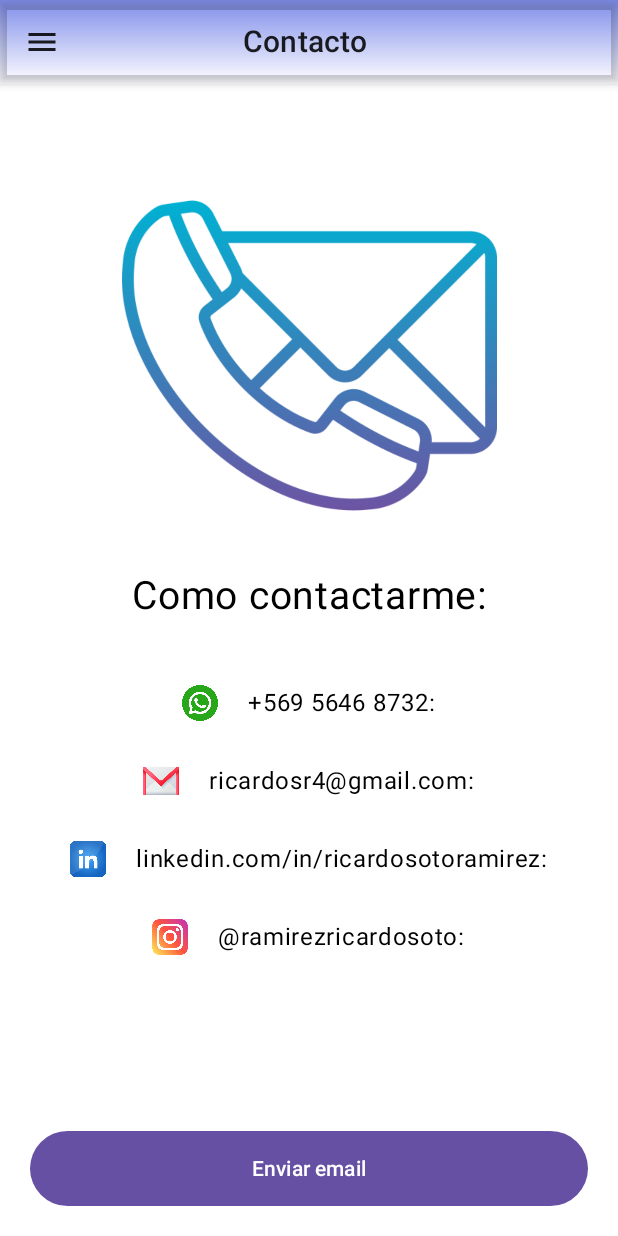
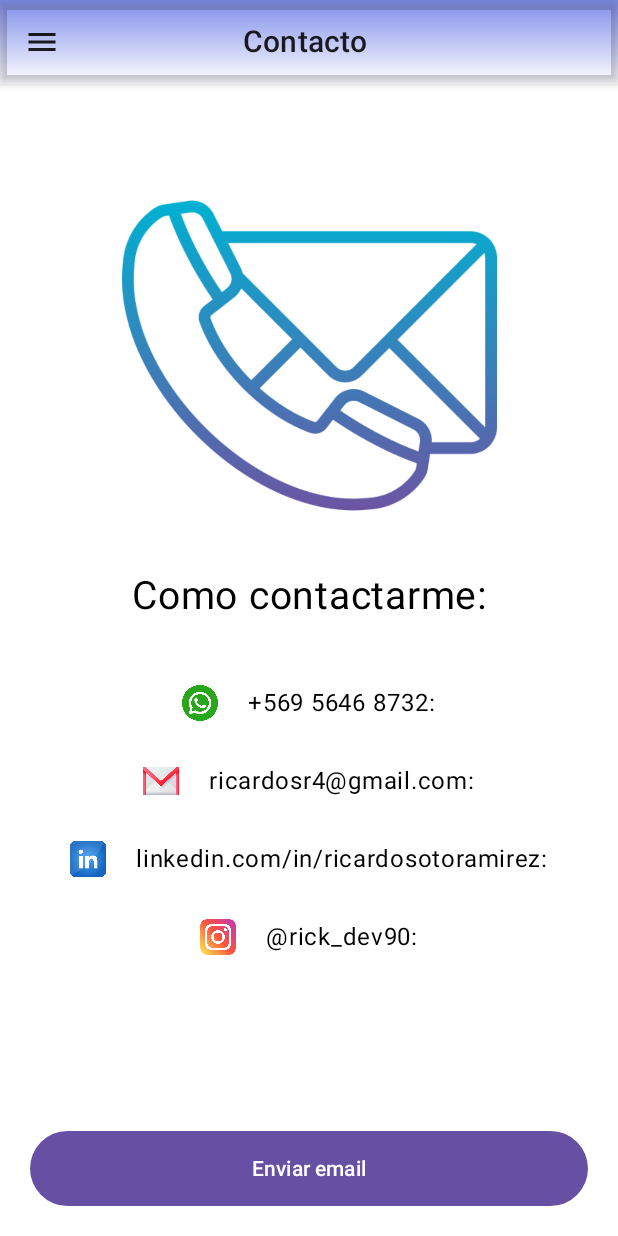
Before and after one commit to ricardosr4/MyProfileCompose, an Android app built with Jetpack Compose: the ContactScreen screen opened through its navigation route, on a phone screen of 412 x 824 dp. Run offline under Robolectric (Android 15) with nearby library versions, the phone set to English and light mode, and no system bars.

Commit message:
updates app version 1.0

```diff
--- a/app/src/main/AndroidManifest.xml
+++ b/app/src/main/AndroidManifest.xml
@@ -16,7 +16,8 @@
         <activity
             android:name=".MainActivity"
             android:exported="true"
-            android:theme="@style/Theme.MyProfileCompose">
+            android:theme="@style/Theme.MyProfileCompose"
+            android:screenOrientation="portrait">
             <intent-filter>
                 <action android:name="android.intent.action.MAIN" />
 
--- /dev/null
+++ b/app/src/main/java/com/example/myprofilecompose/ui/home/state/HomeState.kt
@@ -0,0 +1,6 @@
+package com.example.myprofilecompose.ui.home.state
+
+sealed class HomeState{
+    data class OpenLink(val url: String) : HomeState()
+    data class NavigateTo(val route: String, val title: String) : HomeState()
+}
--- a/app/src/main/java/com/example/myprofilecompose/ui/navigationdrawer/presenter/Drawer.kt
+++ b/app/src/main/java/com/example/myprofilecompose/ui/navigationdrawer/presenter/Drawer.kt
@@ -52,7 +52,7 @@ fun DrawerHeader() {
                     color = Color.Black
                 )
                 Text(
-                    text = stringResource(R.string.ricardo_soto),
+                    text = stringResource(R.string.ricardo_soto_ramirez),
                     fontSize = 16.sp,
                     color = Color.Gray
                 )
--- a/app/src/main/java/com/example/myprofilecompose/ui/projects/presenter/ProjectsScreen.kt
+++ b/app/src/main/java/com/example/myprofilecompose/ui/projects/presenter/ProjectsScreen.kt
@@ -139,6 +139,7 @@ fun getProjectCompose(): List<GalleryModel> {
         GalleryModel(" Compose", R.drawable.profile_compose),
         GalleryModel(" Compose", R.drawable.recover_password_compose),
         GalleryModel("Compose", R.drawable.img_contact_compose),
+        GalleryModel("Compose", R.drawable.img_home_over_time_compose),
         GalleryModel(" Compose", R.drawable.img_drawer_compose),
         GalleryModel(" Compose", R.drawable.img_recycler_compose),
         GalleryModel(" Compose", R.drawable.img_api_dbz_compose),
--- a/app/src/main/res/values/strings.xml
+++ b/app/src/main/res/values/strings.xml
@@ -12,7 +12,7 @@ Soy un desarrollador apasionado con experiencia en el desarrollo de aplicaciones
     <string name="whatsapp_number">+569 5646 8732:</string>
     <string name="my_gmail">ricardosr4@gmail.com:</string>
     <string name="my_linkedin">linkedin.com/in/ricardosotoramirez:</string>
-    <string name="my_instagram">"@ramirezricardosoto":</string>
+    <string name="my_instagram">"@rick_dev90":</string>
     <string name="email">ricardosr4@gmail.com:</string>
     <string name="linkedin">Linkedin:</string>
     <string name="instagram">Instagram:</string>
@@ -38,7 +38,7 @@ Soy un desarrollador apasionado con experiencia en el desarrollo de aplicaciones
     <string name="email_consult_my_app">Consulta desde mi aplicación</string>
     <string name="email_chosser_title">Elige un cliente de correo</string>
     <string name="android_develop">Desarrollador Android</string>
-    <string name="ricardo_soto">Ricardo Soto</string>
+    <string name="ricardo_soto_ramirez">Ricardo Soto Ramirez</string>
     <string name="projects_xml">Proyectos en xml</string>
     <string name="projects_compose">Proyectos en Compose</string>
     <string name="error_al_guardar_el_cv">Error al guardar el CV: %1$s</string>
```
Also changed, not shown: app/src/main/java/com/example/myprofilecompose/ui/home/viewModel/HomeViewModel.kt (added, +17 -0 lines), app/src/main/res/drawable/img_home_over_time_compose.png (added).
